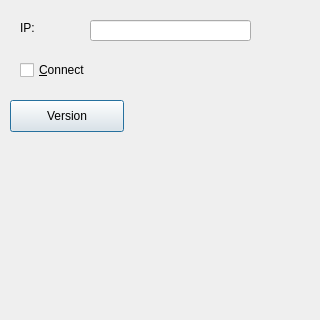
Old version of the form qt5/qwid/dialog.ui in the repository qoopooh/try_git; both pictures show x 0 to 320 and y 0 to 320 of the 320 by 480 pixel window.
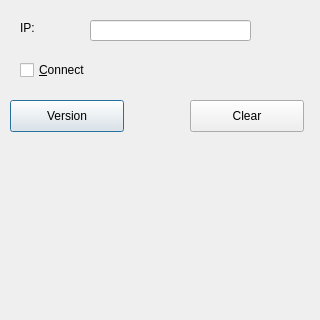
New version of the form. Icons and pictures are not drawn.

Commit message: tests on pooh@trusty

The edit to the form file:
```diff
--- a/qt5/qwid/dialog.ui
+++ b/qt5/qwid/dialog.ui
@@ -66,6 +66,19 @@
     <string>Version</string>
    </property>
   </widget>
+  <widget class="QPushButton" name="pushButtonClear">
+   <property name="geometry">
+    <rect>
+     <x>190</x>
+     <y>100</y>
+     <width>114</width>
+     <height>32</height>
+    </rect>
+   </property>
+   <property name="text">
+    <string>Clear</string>
+   </property>
+  </widget>
  </widget>
  <layoutdefault spacing="6" margin="11"/>
  <resources>
```
The commit also changes 2 other files.
